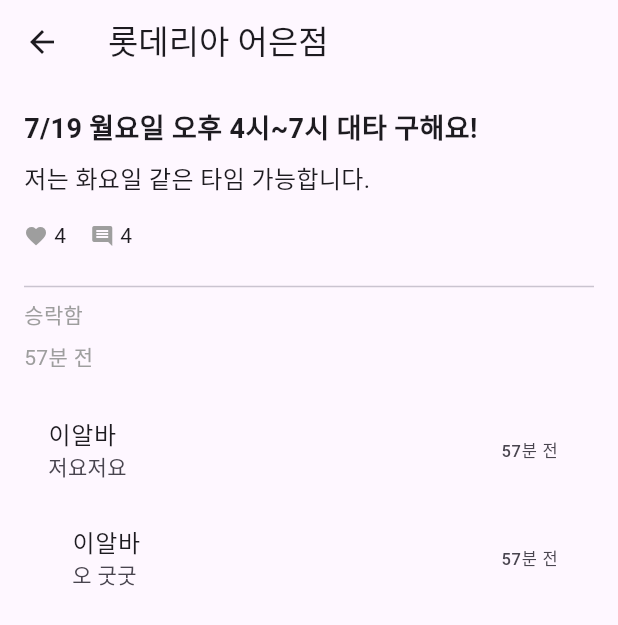
After one commit to jaehee831/Madcamp-week4-FE, a Flutter app: the PostDetailPage screen opened directly, on a phone screen of 412 x 824 dp. The commit adds this screen. Shown: the top 625 px of the screen. Run offline on Flutter 3.47's test engine with Material 3 defaults, Android fonts, the phone set to English and light mode, and no system bars; missing offline and left inert: kakao_flutter_sdk, mysql_client.

Commit message:
post detail page 추가(dummy)

```diff
--- a/lib/channel_board_page.dart
+++ b/lib/channel_board_page.dart
@@ -1,5 +1,6 @@
 import 'package:flutter/material.dart';
-import 'write_post_page.dart'; // Import the new write post page
+import 'post_detail_page.dart'; // Import the new post detail page
+import 'write_post_page.dart';
 
 class ChannelBoardPage extends StatelessWidget {
   final String channelName;
@@ -26,7 +27,23 @@
               style: TextStyle(fontSize: 16.0, color: Colors.grey),
             ),
             const SizedBox(height: 16.0),
-            Container(
+            GestureDetector(
+              onTap: () {
+                Navigator.push(
+                  context,
+                  MaterialPageRoute(
+                    builder: (context) => PostDetailPage(
+                      postTitle: '7/19 월요일 오후 4시~7시 대타 구해요!',
+                      postContent: '저는 화요일 같은 타임 가능합니다.',
+                      author: '승락함',
+                      timestamp: '57분 전',
+                      likes: 4,
+                      comments: 4,
+                    ),
+                  ),
+                );
+              },
+              child: Container(
                 width: double.infinity,
                 padding: const EdgeInsets.all(16.0),
                 decoration: BoxDecoration(
@@ -64,24 +81,40 @@
                   ],
                 ),
               ),
+            ),
             const SizedBox(height: 16.0),
             // 다른 게시글들을 위한 더미 컨테이너들
-            Container(
+            GestureDetector(
+              onTap: () {
+                // 다른 더미 게시글들을 누르면 동작할 코드
+              },
+              child: Container(
                 width: double.infinity,
                 height: 100.0,
                 color: Colors.grey[200],
               ),
+            ),
             const SizedBox(height: 8.0),
-            Container(
+            GestureDetector(
+              onTap: () {
+                // 다른 더미 게시글들을 누르면 동작할 코드
+              },
+              child: Container(
                 width: double.infinity,
                 height: 100.0,
                 color: Colors.grey[200],
               ),
+            ),
             const SizedBox(height: 8.0),
-            Container(
+            GestureDetector(
+              onTap: () {
+                // 다른 더미 게시글들을 누르면 동작할 코드
+              },
+              child: Container(
                 width: double.infinity,
                 height: 100.0,
                 color: Colors.grey[200],
+              ),
             ),
           ],
         ),
--- /dev/null
+++ b/lib/post_detail_page.dart
@@ -0,0 +1,89 @@
+import 'package:flutter/material.dart';
+
+class PostDetailPage extends StatelessWidget {
+  final String postTitle;
+  final String postContent;
+  final String author;
+  final String timestamp;
+  final int likes;
+  final int comments;
+
+  const PostDetailPage({
+    super.key,
+    required this.postTitle,
+    required this.postContent,
+    required this.author,
+    required this.timestamp,
+    required this.likes,
+    required this.comments,
+  });
+
+  @override
+  Widget build(BuildContext context) {
+    return Scaffold(
+      appBar: AppBar(
+        title: Text('롯데리아 어은점'),
+      ),
+      body: Padding(
+        padding: const EdgeInsets.all(16.0),
+        child: Column(
+          crossAxisAlignment: CrossAxisAlignment.start,
+          children: [
+            Text(
+              postTitle,
+              style: TextStyle(fontSize: 18.0, fontWeight: FontWeight.bold),
+            ),
+            const SizedBox(height: 8.0),
+            Text(
+              postContent,
+              style: TextStyle(fontSize: 16.0),
+            ),
+            const SizedBox(height: 16.0),
+            Row(
+              children: [
+                Icon(Icons.favorite, size: 16.0, color: Colors.grey),
+                const SizedBox(width: 4.0),
+                Text('$likes'),
+                const SizedBox(width: 16.0),
+                Icon(Icons.comment, size: 16.0, color: Colors.grey),
+                const SizedBox(width: 4.0),
+                Text('$comments'),
+              ],
+            ),
+            const SizedBox(height: 16.0),
+            Divider(),
+            Text(
+              author,
+              style: TextStyle(fontSize: 14.0, color: Colors.grey),
+            ),
+            const SizedBox(height: 8.0),
+            Text(
+              timestamp,
+              style: TextStyle(fontSize: 14.0, color: Colors.grey),
+            ),
+            const SizedBox(height: 16.0),
+            Expanded(
+              child: ListView(
+                children: [
+                  ListTile(
+                    title: Text('이알바'),
+                    subtitle: Text('저요저요'),
+                    trailing: Text('57분 전'),
+                  ),
+                  Padding(
+                    padding: const EdgeInsets.only(left: 16.0),
+                    child: ListTile(
+                      title: Text('이알바'),
+                      subtitle: Text('오 굿굿'),
+                      trailing: Text('57분 전'),
+                    ),
+                  ),
+                ],
+              ),
+            ),
+          ],
+        ),
+      ),
+    );
+  }
+}
```
Lines whose indentation alone changed are shown as unchanged.
